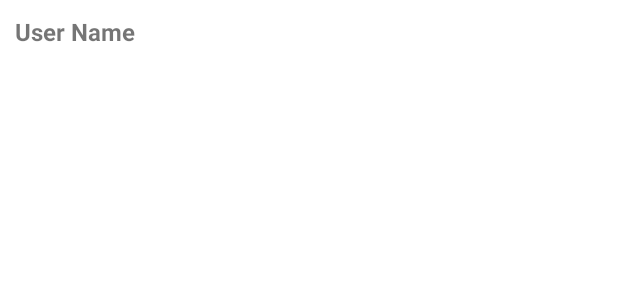
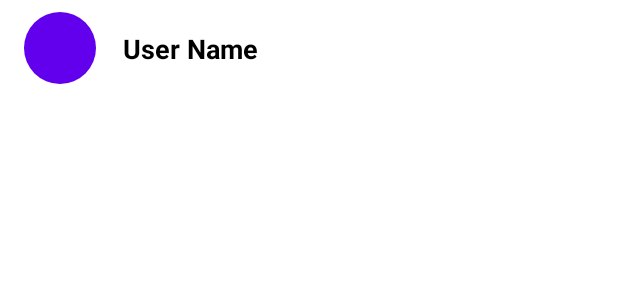
Before and after one commit to binsdreams/ChatMe, an Android app: the layout item_user.xml on its own in the app's theme, with its tools: preview values and no code run, on a phone screen of 412 x 824 dp. Shown: the top 300 px of the screen. Run offline under Robolectric (Android 15) with nearby library versions, the phone set to English and light mode, and no system bars.

Commit message:
Ui modified for user list screen

```diff
--- a/app/src/main/java/com/chatapp/demo/presentation/home/UserAdapter.kt
+++ b/app/src/main/java/com/chatapp/demo/presentation/home/UserAdapter.kt
@@ -5,6 +5,7 @@ import android.view.ViewGroup
 import androidx.recyclerview.widget.RecyclerView
 import com.chatapp.demo.databinding.ItemUserBinding
 import com.chatapp.demo.domain.User
+import com.chatapp.demo.util.getColorForName
 
 class UserAdapter(private val users: List<User>, private val onUserClick: (User) -> Unit) : RecyclerView.Adapter<UserAdapter.UserViewHolder>() {
 
@@ -22,6 +23,9 @@ class UserAdapter(private val users: List<User>, private val onUserClick: (User)
     inner class UserViewHolder(private val binding: ItemUserBinding) : RecyclerView.ViewHolder(binding.root) {
         fun bind(user: User) {
             binding.tvUserName.text = user.name
+            val initials = user.name.take(2).uppercase()
+            binding.tvIcon.text = initials
+            binding.tvIcon.background.setTint(getColorForName(user.name))
             binding.root.setOnClickListener { onUserClick(user) }
         }
     }
--- /dev/null
+++ b/app/src/main/res/drawable/divider.xml
@@ -0,0 +1,5 @@
+<!-- res/drawable/divider.xml -->
+<shape xmlns:android="http://schemas.android.com/apk/res/android">
+  <size android:height="1dp" /> <!-- Divider height -->
+  <solid android:color="#CCCCCC" /> <!-- Divider color -->
+</shape>
--- /dev/null
+++ b/app/src/main/res/drawable/rounded_bg.xml
@@ -0,0 +1,5 @@
+<!-- res/drawable/rounded_bg.xml -->
+<shape xmlns:android="http://schemas.android.com/apk/res/android">
+  <solid android:color="#6200EE" /> <!-- Background color -->
+  <corners android:radius="50dp" /> <!-- Rounded corners -->
+</shape>
--- a/app/src/main/res/layout/item_user.xml
+++ b/app/src/main/res/layout/item_user.xml
@@ -1,19 +1,36 @@
 <!-- res/layout/item_user.xml -->
-<LinearLayout xmlns:android="http://schemas.android.com/apk/res/android"
+<androidx.constraintlayout.widget.ConstraintLayout xmlns:android="http://schemas.android.com/apk/res/android"
+    xmlns:app="http://schemas.android.com/apk/res-auto"
     android:layout_width="match_parent"
     android:layout_height="wrap_content"
     android:orientation="vertical"
-    android:padding="10dp"
-    android:background="?attr/selectableItemBackground"
-    android:clickable="true"
-    android:focusable="true">
+    android:background="@color/app_bg"
+    android:paddingVertical="@dimen/margin_medium"
+    android:paddingHorizontal="@dimen/margin_large">
 
-    <TextView
+    <androidx.appcompat.widget.AppCompatTextView
+        android:id="@+id/tvIcon"
+        android:layout_width="@dimen/button_height"
+        android:layout_height="@dimen/button_height"
+        android:background="@drawable/rounded_bg"
+        android:gravity="center"
+        android:textColor="@android:color/white"
+        android:textSize="@dimen/text_size_large"
+        android:textStyle="bold"
+        android:padding="8dp"
+        app:layout_constraintBottom_toBottomOf="parent"
+        app:layout_constraintStart_toStartOf="parent"
+        app:layout_constraintTop_toTopOf="parent" />
+
+    <androidx.appcompat.widget.AppCompatTextView
         android:id="@+id/tvUserName"
-        android:layout_width="match_parent"
+        style="@style/TextTitle"
+        android:layout_width="0dp"
         android:layout_height="wrap_content"
         android:text="User Name"
-        android:textSize="16sp"
-        android:textStyle="bold"/>
+        android:layout_marginStart="@dimen/text_size_large"
+        app:layout_constraintBottom_toBottomOf="@+id/tvIcon"
+        app:layout_constraintStart_toEndOf="@+id/tvIcon"
+        app:layout_constraintTop_toTopOf="@+id/tvIcon" />
 
-</LinearLayout>
+</androidx.constraintlayout.widget.ConstraintLayout>
--- a/app/src/main/res/values/strings.xml
+++ b/app/src/main/res/values/strings.xml
@@ -21,4 +21,5 @@
     <string name="error_password">Password at least 6 characters, 1 uppercase, 1 lowercase, 1 digit, 1 special character</string>
 
     <string name="success_signup">Success! Your account has been created!</string>
+    <string name="menu_user_profile">User Profile</string>
 </resources>
--- a/app/src/main/res/values/themes.xml
+++ b/app/src/main/res/values/themes.xml
@@ -10,6 +10,12 @@
         <item name="android:textFontWeight" tools:targetApi="28">500</item>
         <item name="android:textSize">@dimen/text_size_medium</item>
         <item name="android:gravity">center</item>
+    </style>
+
+    <style name="TextTitle">
+        <item name="android:textColor">@color/text_primary</item>
+        <item name="android:textSize">@dimen/text_size_large</item>
+        <item name="android:textStyle">bold</item>
     </style>
 
     <!-- Common styles for edit texts -->
```
Also changed, not shown: app/src/main/java/com/chatapp/demo/presentation/home/HomeActivity.kt (+40 -0 lines), app/src/main/java/com/chatapp/demo/util/UiUtils.kt (+11 -0 lines), app/src/main/res/drawable/user_profile_icon.xml (added, +9 -0 lines), app/src/main/res/layout/activity_home.xml (+23 -14 lines), app/src/main/res/menu/home_menu.xml (added, +8 -0 lines).
